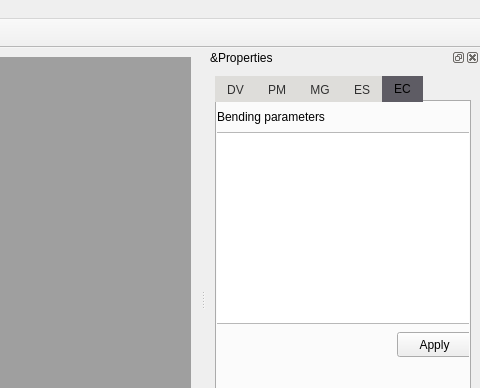
The window that mainwindow.ui (bailizhidi/TubeX) describes before a commit, drawn with Qt 5; both pictures show x 724 to 1204 and y 0 to 388 of the 1204 by 807 pixel window.
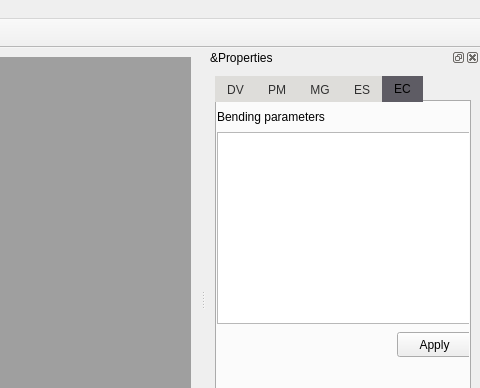
The same window after the commit.

What changed in the file:
```diff
--- a/mainwindow.ui
+++ b/mainwindow.ui
@@ -1157,16 +1157,6 @@
           <string>Bending parameters</string>
          </property>
         </widget>
-        <widget class="QTableView" name="tableView">
-         <property name="geometry">
-          <rect>
-           <x>-5</x>
-           <y>30</y>
-           <width>261</width>
-           <height>192</height>
-          </rect>
-         </property>
-        </widget>
         <widget class="QPushButton" name="pushButton_ExtractCenterLine">
          <property name="geometry">
           <rect>
@@ -1195,6 +1185,16 @@
           <string>Apply</string>
          </property>
         </widget>
+        <widget class="QTableWidget" name="resultsTable">
+         <property name="geometry">
+          <rect>
+           <x>0</x>
+           <y>30</y>
+           <width>256</width>
+           <height>192</height>
+          </rect>
+         </property>
+        </widget>
        </widget>
       </widget>
      </item>
```
